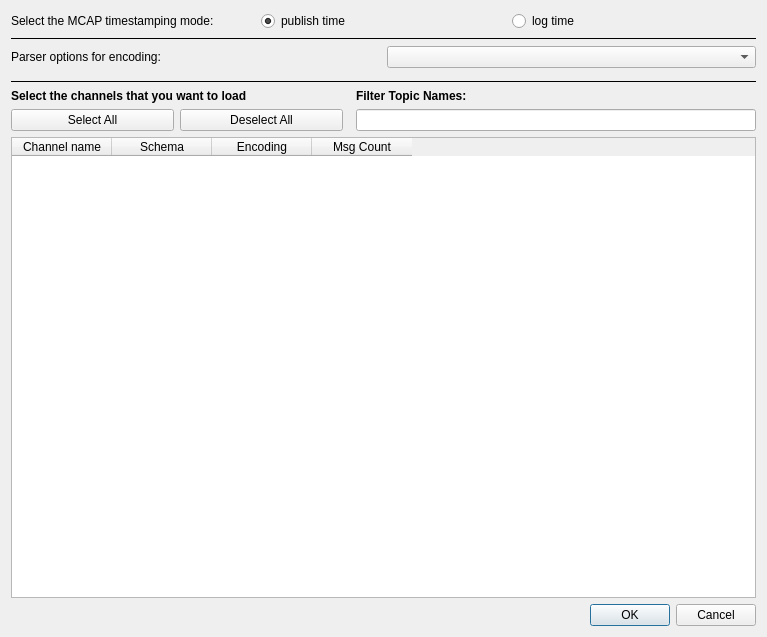
Qt form data_load_mcap/dialog_mcap.ui (PlotJuggler/pj-official-plugins) before a commit.
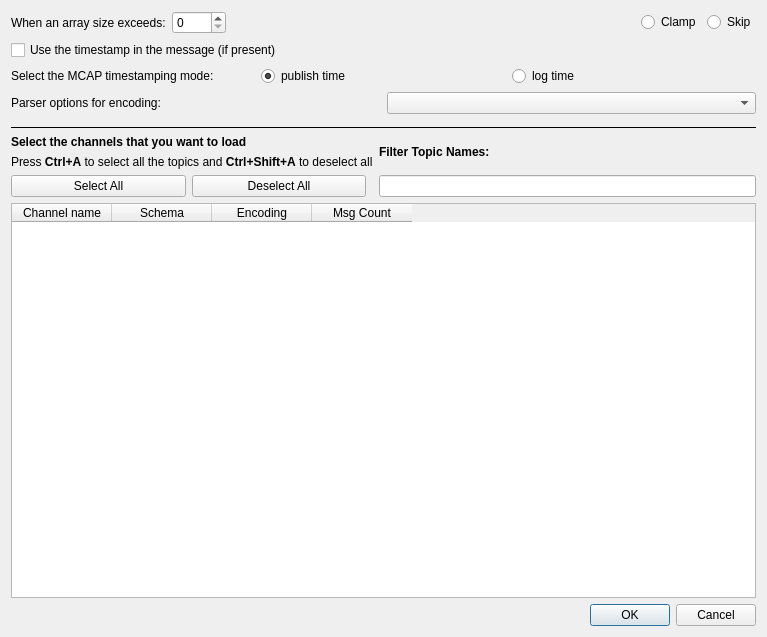
The same form after that commit.

Commit message:
feat(mcap): port PJ3 array-handling controls to the MCAP load dialog
Add the controls present in PJ3 but missing from PJ4 to the MCAP load
dialog: an array-size spinBox (0-9999), Clamp/Skip radio buttons and a
use-timestamp checkbox at the top of the layout. Remove the duplicate
horizontal separator so a single line divides the options area from the
channel table.

Wire the new widgets into widget_data() (setValue / setRange /
setChecked), handle spinBox changes via onValueChanged(int), and persist
max_array_size / clamp_large_arrays / use_timestamp in saveConfig() /
loadConfig().

```diff
--- a/data_load_mcap/dialog_mcap.ui
+++ b/data_load_mcap/dialog_mcap.ui
@@ -14,6 +14,67 @@
    <string>MCAP Parser</string>
   </property>
   <layout class="QVBoxLayout" name="verticalLayout">
+   <item>
+    <layout class="QHBoxLayout" name="horizontalLayout">
+     <item>
+      <widget class="QLabel" name="label_2">
+       <property name="text">
+        <string>When an array size exceeds:</string>
+       </property>
+      </widget>
+     </item>
+     <item>
+      <widget class="QSpinBox" name="spinBox">
+       <property name="focusPolicy">
+        <enum>Qt::ClickFocus</enum>
+       </property>
+       <property name="minimum">
+        <number>0</number>
+       </property>
+       <property name="maximum">
+        <number>9999</number>
+       </property>
+      </widget>
+     </item>
+     <item>
+      <spacer name="horizontalSpacer">
+       <property name="orientation">
+        <enum>Qt::Horizontal</enum>
+       </property>
+       <property name="sizeHint" stdset="0">
+        <size>
+         <width>40</width>
+         <height>20</height>
+        </size>
+       </property>
+      </spacer>
+     </item>
+     <item>
+      <widget class="QRadioButton" name="radioClamp">
+       <property name="text">
+        <string>Clamp</string>
+       </property>
+       <property name="checked">
+        <bool>true</bool>
+       </property>
+      </widget>
+     </item>
+     <item>
+      <widget class="QRadioButton" name="radioSkip">
+       <property name="text">
+        <string>Skip</string>
+       </property>
+      </widget>
+     </item>
+    </layout>
+   </item>
+   <item>
+    <widget class="QCheckBox" name="checkBoxUseTimestamp">
+     <property name="text">
+      <string>Use the timestamp in the message (if present)</string>
+     </property>
+    </widget>
+   </item>
    <item>
     <layout class="QHBoxLayout" name="horizontalLayout_1">
      <item>
@@ -48,16 +109,6 @@
      </item>
     </layout>
    </item>
-   <item>
-    <widget class="Line" name="line">
-     <property name="frameShadow">
-      <enum>QFrame::Plain</enum>
-     </property>
-     <property name="orientation">
-      <enum>Qt::Horizontal</enum>
-     </property>
-    </widget>
-   </item>
    <item>
     <layout class="QHBoxLayout" name="horizontalLayoutEncoding">
      <item>
@@ -127,6 +178,18 @@
          </property>
         </widget>
        </item>
+       <item>
+        <widget class="QLabel" name="labelUsageHint">
+         <property name="font">
+          <font>
+           <pointsize>9</pointsize>
+          </font>
+         </property>
+         <property name="text">
+          <string>&lt;html&gt;&lt;head/&gt;&lt;body&gt;&lt;p&gt;Press &lt;span style=&quot;font-weight:600;&quot;&gt;Ctrl+A&lt;/span&gt; to select all the topics and &lt;span style=&quot;font-weight:600;&quot;&gt;Ctrl+Shift+A&lt;/span&gt; to deselect all&lt;/p&gt;&lt;/body&gt;&lt;/html&gt;</string>
+         </property>
+        </widget>
+       </item>
        <item>
         <layout class="QHBoxLayout" name="selectButtonsLayout">
          <item>
```
The commit also changes 1 other file.
